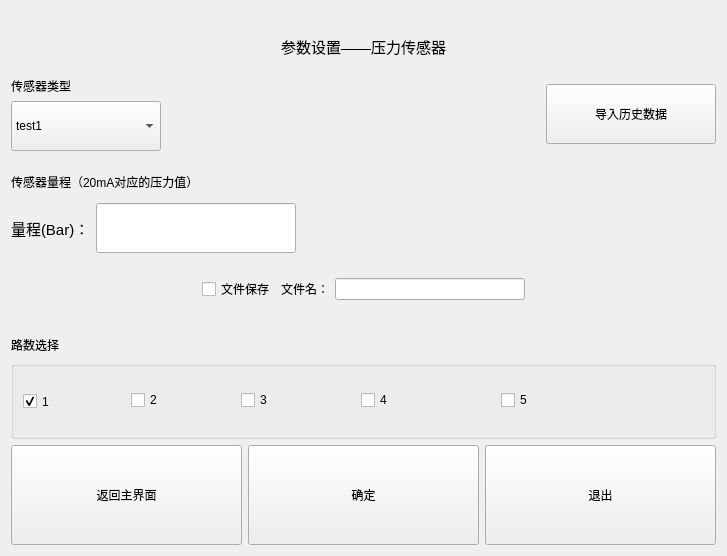
The window that ui_param/paramwin_pressuresensor.ui (Dirck-YHP/Proj_sensor_detect) describes before a commit, drawn with Qt 5.
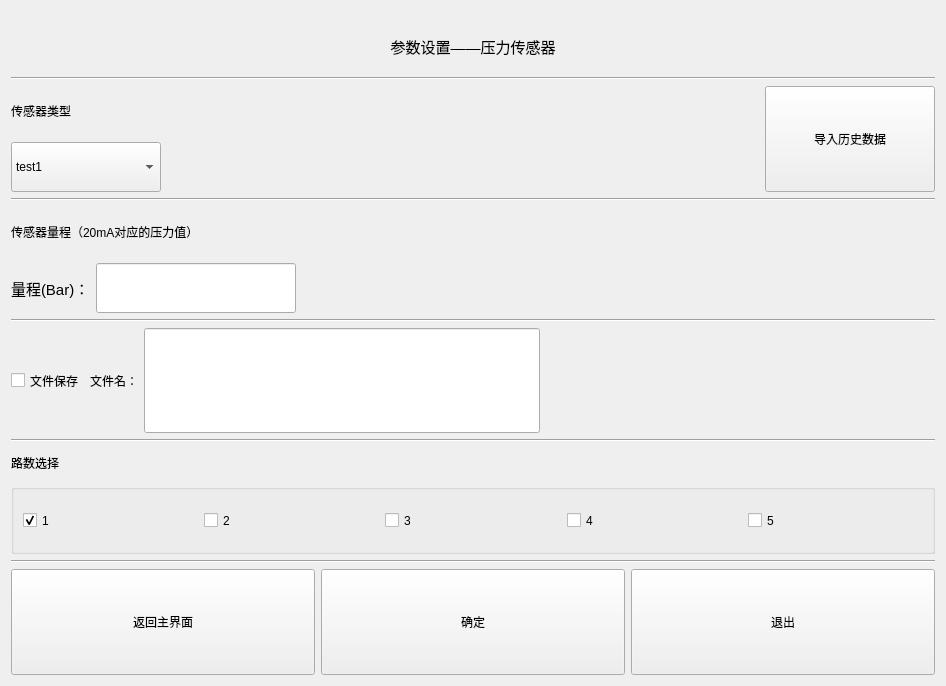
The same window after the commit.

The edit to the form file:
```diff
--- a/ui_param/paramwin_pressuresensor.ui
+++ b/ui_param/paramwin_pressuresensor.ui
@@ -6,15 +6,29 @@
    <rect>
     <x>0</x>
     <y>0</y>
-    <width>727</width>
-    <height>556</height>
+    <width>946</width>
+    <height>686</height>
    </rect>
   </property>
+  <property name="sizePolicy">
+   <sizepolicy hsizetype="Preferred" vsizetype="Preferred">
+    <horstretch>0</horstretch>
+    <verstretch>0</verstretch>
+   </sizepolicy>
+  </property>
+  <property name="maximumSize">
+   <size>
+    <width>16777215</width>
+    <height>16777215</height>
+   </size>
+  </property>
   <property name="windowTitle">
    <string>参数设置_压力传感器</string>
   </property>
-  <layout class="QGridLayout" name="gridLayout">
+  <layout class="QGridLayout" name="gridLayout_2">
    <item row="0" column="0">
+    <layout class="QVBoxLayout" name="verticalLayout_3">
+     <item>
     <widget class="QLabel" name="label">
      <property name="minimumSize">
       <size>
@@ -41,7 +55,17 @@
      </property>
     </widget>
    </item>
-   <item row="1" column="0">
+     <item>
+      <widget class="Line" name="line_5">
+       <property name="styleSheet">
+        <string notr="true">background-color: rgb（255,255,255）</string>
+       </property>
+       <property name="orientation">
+        <enum>Qt::Horizontal</enum>
+       </property>
+      </widget>
+     </item>
+     <item>
     <layout class="QHBoxLayout" name="horizontalLayout_2">
      <item>
       <layout class="QVBoxLayout" name="verticalLayout_2">
@@ -54,6 +78,12 @@
        </item>
        <item>
         <widget class="QComboBox" name="cBox_pressure_sensor_type">
+           <property name="sizePolicy">
+            <sizepolicy hsizetype="Preferred" vsizetype="Preferred">
+             <horstretch>0</horstretch>
+             <verstretch>0</verstretch>
+            </sizepolicy>
+           </property>
          <property name="minimumSize">
           <size>
            <width>150</width>
@@ -89,6 +119,12 @@
      </item>
      <item>
       <widget class="QPushButton" name="btn_load_data">
+         <property name="sizePolicy">
+          <sizepolicy hsizetype="Minimum" vsizetype="Preferred">
+           <horstretch>0</horstretch>
+           <verstretch>0</verstretch>
+          </sizepolicy>
+         </property>
        <property name="minimumSize">
         <size>
          <width>170</width>
@@ -102,7 +138,17 @@
      </item>
     </layout>
    </item>
-   <item row="2" column="0">
+     <item>
+      <widget class="Line" name="line_4">
+       <property name="styleSheet">
+        <string notr="true">background-color: rgb（255,255,255）</string>
+       </property>
+       <property name="orientation">
+        <enum>Qt::Horizontal</enum>
+       </property>
+      </widget>
+     </item>
+     <item>
     <layout class="QVBoxLayout" name="verticalLayout_5">
      <item>
       <widget class="QLabel" name="label_range">
@@ -115,7 +161,7 @@
        <property name="maximumSize">
         <size>
          <width>16777215</width>
-         <height>30</height>
+           <height>7777</height>
         </size>
        </property>
        <property name="text">
@@ -139,6 +185,12 @@
        </item>
        <item>
         <widget class="QLineEdit" name="lineE_20mA">
+           <property name="sizePolicy">
+            <sizepolicy hsizetype="Expanding" vsizetype="Preferred">
+             <horstretch>0</horstretch>
+             <verstretch>0</verstretch>
+            </sizepolicy>
+           </property>
          <property name="minimumSize">
           <size>
            <width>149</width>
@@ -170,25 +222,26 @@
      </item>
     </layout>
    </item>
-   <item row="3" column="0">
-    <layout class="QVBoxLayout" name="verticalLayout_4">
+     <item>
+      <widget class="Line" name="line_3">
+       <property name="styleSheet">
+        <string notr="true">background-color: rgb（255,255,255）</string>
+       </property>
+       <property name="orientation">
+        <enum>Qt::Horizontal</enum>
+       </property>
+      </widget>
+     </item>
      <item>
       <layout class="QHBoxLayout" name="horizontalLayout_4">
-       <item>
-        <spacer name="horizontalSpacer_2">
-         <property name="orientation">
-          <enum>Qt::Horizontal</enum>
-         </property>
-         <property name="sizeHint" stdset="0">
-          <size>
-           <width>40</width>
-           <height>20</height>
-          </size>
-         </property>
-        </spacer>
-       </item>
        <item>
         <widget class="QCheckBox" name="cBox_file_save">
+         <property name="sizePolicy">
+          <sizepolicy hsizetype="Minimum" vsizetype="Preferred">
+           <horstretch>0</horstretch>
+           <verstretch>0</verstretch>
+          </sizepolicy>
+         </property>
          <property name="minimumSize">
           <size>
            <width>0</width>
@@ -208,7 +261,20 @@
         </widget>
        </item>
        <item>
-        <widget class="QLineEdit" name="lineE_file_name"/>
+        <widget class="QLineEdit" name="lineE_file_name">
+         <property name="sizePolicy">
+          <sizepolicy hsizetype="Expanding" vsizetype="Preferred">
+           <horstretch>0</horstretch>
+           <verstretch>0</verstretch>
+          </sizepolicy>
+         </property>
+         <property name="maximumSize">
+          <size>
+           <width>16777215</width>
+           <height>7777</height>
+          </size>
+         </property>
+        </widget>
        </item>
        <item>
         <spacer name="horizontalSpacer_3">
@@ -226,7 +292,15 @@
       </layout>
      </item>
      <item>
-      <layout class="QVBoxLayout" name="verticalLayout_3">
+      <widget class="Line" name="line_2">
+       <property name="styleSheet">
+        <string notr="true">background-color: rgb（255,255,255）</string>
+       </property>
+       <property name="orientation">
+        <enum>Qt::Horizontal</enum>
+       </property>
+      </widget>
+     </item>
        <item>
         <layout class="QVBoxLayout" name="verticalLayout">
          <item>
@@ -240,7 +314,7 @@
            <property name="maximumSize">
             <size>
              <width>200</width>
-             <height>20</height>
+           <height>7777</height>
             </size>
            </property>
            <property name="text">
@@ -256,14 +330,14 @@
              <height>70</height>
             </size>
            </property>
+         <layout class="QGridLayout" name="gridLayout">
+          <item row="0" column="2">
            <widget class="QCheckBox" name="checkBox_ch_3">
-            <property name="geometry">
-             <rect>
-              <x>230</x>
-              <y>30</y>
-              <width>80</width>
-              <height>18</height>
-             </rect>
+            <property name="sizePolicy">
+             <sizepolicy hsizetype="Minimum" vsizetype="Preferred">
+              <horstretch>0</horstretch>
+              <verstretch>0</verstretch>
+             </sizepolicy>
             </property>
             <property name="minimumSize">
              <size>
@@ -275,52 +349,14 @@
              <string>3</string>
             </property>
            </widget>
-           <widget class="QCheckBox" name="checkBox_ch_4">
-            <property name="geometry">
-             <rect>
-              <x>350</x>
-              <y>30</y>
-              <width>80</width>
-              <height>18</height>
-             </rect>
-            </property>
-            <property name="minimumSize">
-             <size>
-              <width>80</width>
-              <height>0</height>
-             </size>
-            </property>
-            <property name="text">
-             <string>4</string>
-            </property>
-           </widget>
-           <widget class="QCheckBox" name="checkBox_ch_2">
-            <property name="geometry">
-             <rect>
-              <x>120</x>
-              <y>30</y>
-              <width>80</width>
-              <height>18</height>
-             </rect>
-            </property>
-            <property name="minimumSize">
-             <size>
-              <width>80</width>
-              <height>0</height>
-             </size>
-            </property>
-            <property name="text">
-             <string>2</string>
-            </property>
-           </widget>
+          </item>
+          <item row="0" column="0">
            <widget class="QCheckBox" name="checkBox_ch_1">
-            <property name="geometry">
-             <rect>
-              <x>12</x>
-              <y>30</y>
-              <width>100</width>
-              <height>21</height>
-             </rect>
+            <property name="sizePolicy">
+             <sizepolicy hsizetype="Minimum" vsizetype="Preferred">
+              <horstretch>0</horstretch>
+              <verstretch>0</verstretch>
+             </sizepolicy>
             </property>
             <property name="minimumSize">
              <size>
@@ -338,14 +374,52 @@
              <bool>false</bool>
             </property>
            </widget>
+          </item>
+          <item row="0" column="3">
+           <widget class="QCheckBox" name="checkBox_ch_4">
+            <property name="sizePolicy">
+             <sizepolicy hsizetype="Minimum" vsizetype="Preferred">
+              <horstretch>0</horstretch>
+              <verstretch>0</verstretch>
+             </sizepolicy>
+            </property>
+            <property name="minimumSize">
+             <size>
+              <width>80</width>
+              <height>0</height>
+             </size>
+            </property>
+            <property name="text">
+             <string>4</string>
+            </property>
+           </widget>
+          </item>
+          <item row="0" column="1">
+           <widget class="QCheckBox" name="checkBox_ch_2">
+            <property name="sizePolicy">
+             <sizepolicy hsizetype="Minimum" vsizetype="Preferred">
+              <horstretch>0</horstretch>
+              <verstretch>0</verstretch>
+             </sizepolicy>
+            </property>
+            <property name="minimumSize">
+             <size>
+              <width>80</width>
+              <height>0</height>
+             </size>
+            </property>
+            <property name="text">
+             <string>2</string>
+            </property>
+           </widget>
+          </item>
+          <item row="0" column="4">
            <widget class="QCheckBox" name="checkBox_ch_5">
-            <property name="geometry">
-             <rect>
-              <x>490</x>
-              <y>30</y>
-              <width>80</width>
-              <height>18</height>
-             </rect>
+            <property name="sizePolicy">
+             <sizepolicy hsizetype="Minimum" vsizetype="Preferred">
+              <horstretch>0</horstretch>
+              <verstretch>0</verstretch>
+             </sizepolicy>
             </property>
             <property name="minimumSize">
              <size>
@@ -357,16 +431,32 @@
              <string>5</string>
             </property>
            </widget>
-          </widget>
-         </item>
-        </layout>
+          </item>
+         </layout>
+        </widget>
        </item>
       </layout>
      </item>
+     <item>
+      <widget class="Line" name="line">
+       <property name="styleSheet">
+        <string notr="true">background-color: rgb（255,255,255）</string>
+       </property>
+       <property name="orientation">
+        <enum>Qt::Horizontal</enum>
+       </property>
+      </widget>
+     </item>
      <item>
       <layout class="QHBoxLayout" name="horizontalLayout">
        <item>
         <widget class="QPushButton" name="btn_back_mainW">
+         <property name="sizePolicy">
+          <sizepolicy hsizetype="Minimum" vsizetype="Preferred">
+           <horstretch>0</horstretch>
+           <verstretch>0</verstretch>
+          </sizepolicy>
+         </property>
          <property name="minimumSize">
           <size>
            <width>200</width>
@@ -380,6 +470,12 @@
        </item>
        <item>
         <widget class="QPushButton" name="btn_ok">
+         <property name="sizePolicy">
+          <sizepolicy hsizetype="Minimum" vsizetype="Preferred">
+           <horstretch>0</horstretch>
+           <verstretch>0</verstretch>
+          </sizepolicy>
+         </property>
          <property name="minimumSize">
           <size>
            <width>200</width>
@@ -393,6 +489,12 @@
        </item>
        <item>
         <widget class="QPushButton" name="btn_exit">
+         <property name="sizePolicy">
+          <sizepolicy hsizetype="Minimum" vsizetype="Preferred">
+           <horstretch>0</horstretch>
+           <verstretch>0</verstretch>
+          </sizepolicy>
+         </property>
          <property name="minimumSize">
           <size>
            <width>200</width>
```
Lines whose indentation alone changed are shown as unchanged.
